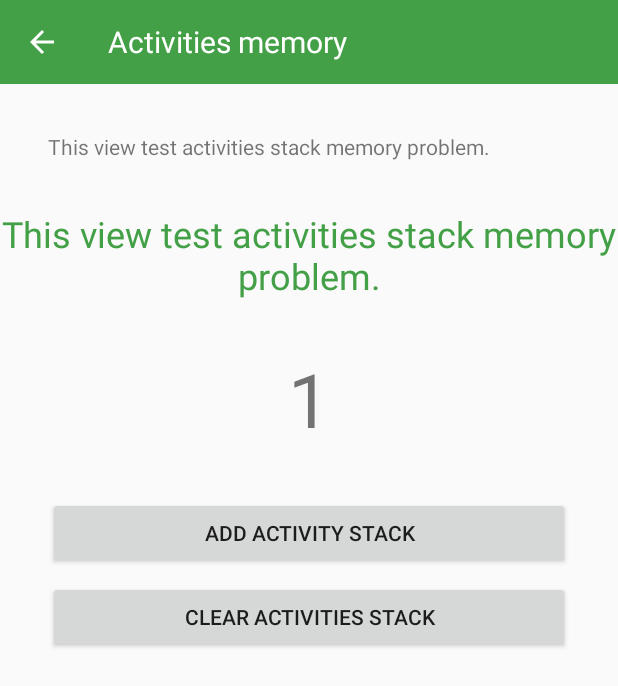
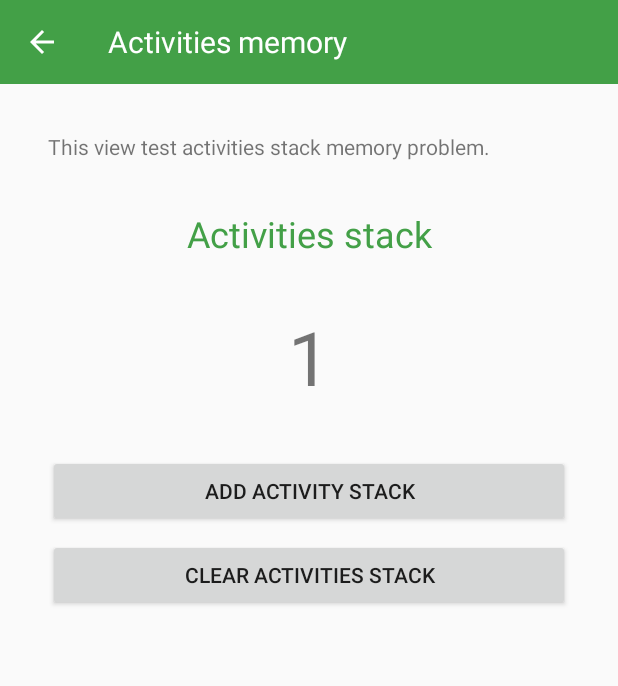
Before and after one commit to Sergioct/UnedSecureSoftware, an Android app: the MemoryActivitiesActivity screen opened directly, with no data from a screen before it, on a phone screen of 412 x 824 dp. Shown: the top 686 px of the screen. Run offline under Robolectric (Android 15) with nearby library versions, the phone set to English and light mode, and no system bars; our stand-ins replace ButterKnife.

Commit message:
First version

```diff
--- a/app/build.gradle
+++ b/app/build.gradle
@@ -13,12 +13,13 @@ android {
         versionName "1.0"
         testInstrumentationRunner "android.support.test.runner.AndroidJUnitRunner"
     }
+    /*
     buildTypes {
         release {
             minifyEnabled true
             proguardFiles getDefaultProguardFile('proguard-android.txt'), 'proguard-rules.pro'
         }
-    }
+    }*/
 }
 
 buildscript {
--- a/app/src/main/AndroidManifest.xml
+++ b/app/src/main/AndroidManifest.xml
@@ -4,7 +4,6 @@
 
     <uses-permission android:name="android.permission.INTERNET" />
     <uses-permission android:name="android.permission.READ_CONTACTS" />
-    <uses-permission android:name="android.permission.WRITE_EXTERNAL_STORAGE" />
 
     <application
         android:allowBackup="true"
--- a/app/src/main/res/layout/activity_memory_activities.xml
+++ b/app/src/main/res/layout/activity_memory_activities.xml
@@ -11,7 +11,7 @@
         android:layout_width="match_parent"
         android:layout_height="wrap_content"
         android:layout_margin="@dimen/dimen32"
-        android:text="@string/activities_stack"/>
+        android:text="@string/activities_stack_title"/>
 
     <TextView
         android:layout_width="match_parent"
--- a/app/src/main/res/values/strings.xml
+++ b/app/src/main/res/values/strings.xml
@@ -46,7 +46,8 @@
 
     <!-- MEMORY ACTIVITIES -->
     <string name="activities_memory">Activities memory</string>
-    <string name="activities_stack">This view test activities stack memory problem.</string>
+    <string name="activities_stack_title">This view test activities stack memory problem.</string>
+    <string name="activities_stack">Activities stack</string>
     <string name="new_activity_load">Add activity stack</string>
     <string name="clear_stack">Clear activities stack</string>
 
```
Also changed, not shown: 1 other file.
